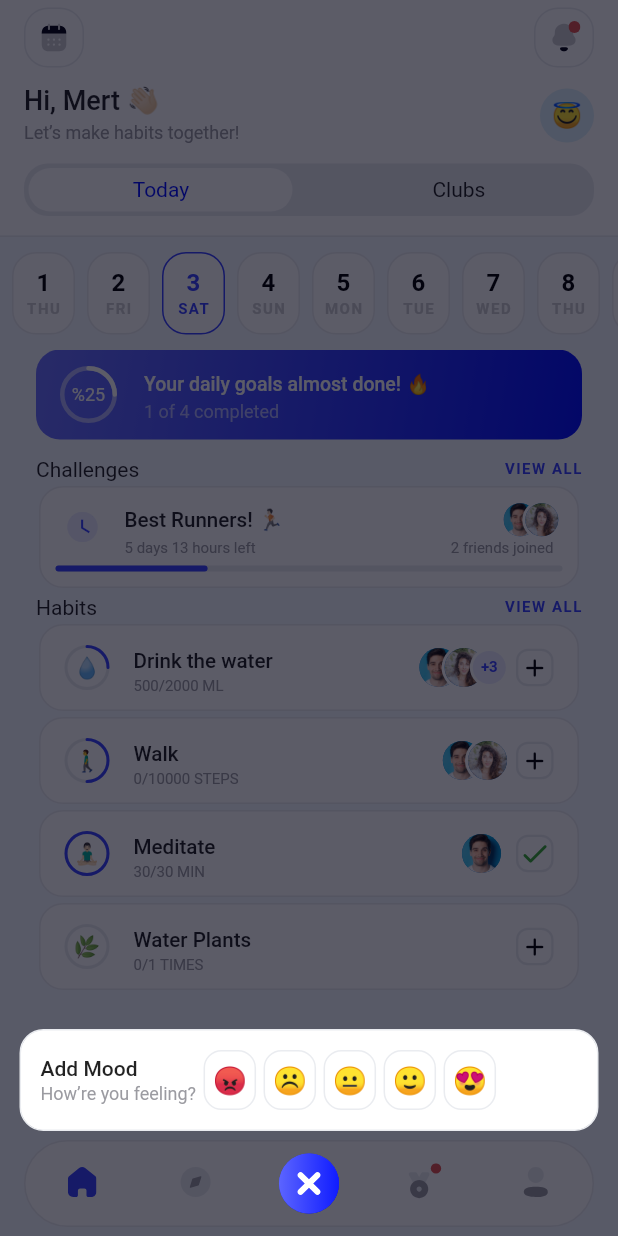
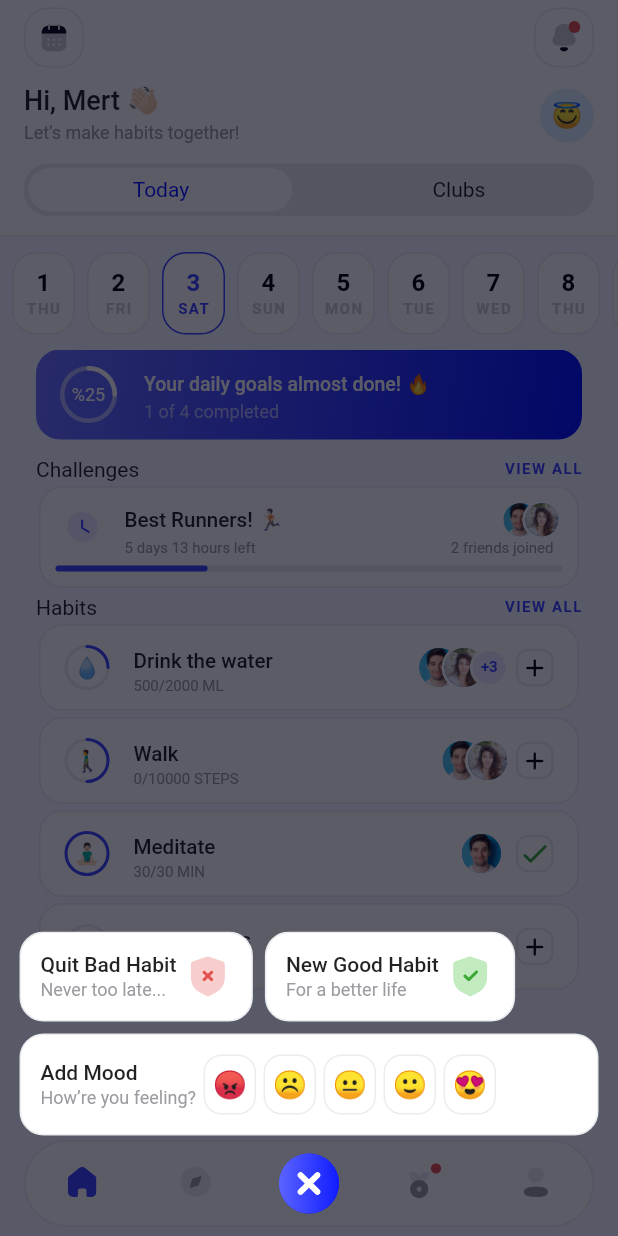
Before and after one commit to sohaib077/UI, a Flutter app: the screen it shows after launch, item 3 of the bottom bar chosen, on a phone screen of 412 x 824 dp. Run offline on Flutter 3.47's test engine with Material 2 defaults, Android fonts, the phone set to English and light mode, and no system bars; drawn by our look-alikes of flutter_slidable, percent_indicator; our stand-ins replace bloc, carousel_slider, dots_indicator, flutter_bloc, flutter_screenutil, flutter_svg and 1 more; missing offline and left inert: swipe_back_detector.

Commit message:
general bottom sheet is done

```diff
--- a/lib/core/assets_data.dart
+++ b/lib/core/assets_data.dart
@@ -23,4 +23,6 @@ class AssetsData {
   static const showIcon = 'assets/habit tracker images/showIcon.svg';
   static const rightArrowIcon = 'assets/habit tracker images/rightArrowIcon.svg';
   static const closeIcon = 'assets/habit tracker images/closeIcon.svg';
+  static const shieldFailIcon = 'assets/habit tracker images/shieldFailIcon.svg';
+  static const shieldDoneIcon = 'assets/habit tracker images/shieldDoneIcon.svg';
 }
--- a/lib/core/styles.dart
+++ b/lib/core/styles.dart
@@ -44,4 +44,10 @@ abstract class Styles {
     color: kBlue40,
     fontSize: 12,
   );
+  static const TextStyle bottomSheetSubTitle = TextStyle(
+    color: kBlack40,
+    fontSize: 12,
+  );
+  static const TextStyle mediumWeightTextStyle =
+      TextStyle(fontWeight: FontWeight.w500);
 }
--- a/lib/habit tracker/views/home layout/cubits/home_layout_cubit.dart
+++ b/lib/habit tracker/views/home layout/cubits/home_layout_cubit.dart
@@ -17,7 +17,7 @@ class HomeLayoutCubit extends Cubit<HomeLayoutState> {
   List<Widget> pages = const [
     HomeView(),
     DiscoverView(),
-    DiscoverView(),
+    HomeView(),
     AchievementView(),
     ProfileView(),
   ];
--- a/lib/habit tracker/views/home layout/custom_add_floating_action_button.dart
+++ b/lib/habit tracker/views/home layout/custom_add_floating_action_button.dart
@@ -100,6 +100,7 @@ class _CustomAddFloatingActionButtonState
   Future<dynamic> customShowDialog(BuildContext context, double height) {
     return showDialog(
       barrierColor: kBlack100.withOpacity(.65),
+      barrierDismissible: false,
       context: context,
       builder: (context) => Dialog(
         backgroundColor: Colors.transparent,
--- a/lib/habit tracker/views/home layout/custom_bottom_navigation_bar.dart
+++ b/lib/habit tracker/views/home layout/custom_bottom_navigation_bar.dart
@@ -64,7 +64,7 @@ class CustomBottomNavigationBar extends StatelessWidget {
         BottomNavigationBarItem(
           icon: SvgPicture.asset(
             AssetsData.addIcon,
-            height: 20,
+            height: 10,
           ),
           label: '',
         ),
--- a/lib/habit tracker/views/home view/cubits/home_cubit.dart
+++ b/lib/habit tracker/views/home view/cubits/home_cubit.dart
@@ -20,7 +20,15 @@ class HomeCubit extends Cubit<HomeState> {
   }
 
   int goals = 1;
+
   void randomGoals() {
     goals = Random().nextInt(5);
   }
+
+  int emojiIndex = -1;
+
+  void changeEmojiIcon(int index) {
+    emojiIndex = index;
+    emit(ChangeEmojiIndexState());
+  }
 }
--- a/lib/habit tracker/views/home view/cubits/home_state.dart
+++ b/lib/habit tracker/views/home view/cubits/home_state.dart
@@ -5,3 +5,4 @@ abstract class HomeState {}
 
 class HomeInitial extends HomeState {}
 class ChangeDayIndexState extends HomeState {}
+class ChangeEmojiIndexState extends HomeState {}
--- a/lib/habit tracker/views/home view/home view.dart
+++ b/lib/habit tracker/views/home view/home view.dart
@@ -9,12 +9,9 @@ class HomeView extends StatelessWidget {
 
   @override
   Widget build(BuildContext context) {
-    return BlocProvider(
-      create: (context) => HomeCubit(),
-      child: Scaffold(
-        appBar: customEmptyAppBar(),
-        body: const HomeViewBody(),
-      ),
+    return Scaffold(
+      appBar: customEmptyAppBar(),
+      body: const HomeViewBody(),
     );
   }
 }
--- a/lib/habit tracker/views/home view/widgets/bottom_sheet_list_view.dart
+++ b/lib/habit tracker/views/home view/widgets/bottom_sheet_list_view.dart
@@ -1,5 +1,7 @@
 import 'package:flutter/material.dart';
+import 'package:flutter_bloc/flutter_bloc.dart';
 import 'package:ui/core/constants.dart';
+import 'package:ui/habit%20tracker/views/home%20view/cubits/home_cubit.dart';
 
 import '../../../../core/styles.dart';
 
@@ -13,6 +15,8 @@ class BottomSheetListView extends StatelessWidget {
 
   @override
   Widget build(BuildContext context) {
+    return BlocBuilder<HomeCubit, HomeState>(
+      builder: (context, state) {
         return SizedBox(
           width: width * .55,
           height: 40,
@@ -22,15 +26,30 @@ class BottomSheetListView extends StatelessWidget {
             padding: EdgeInsets.zero,
             itemCount: emojis.length,
             itemBuilder: (context, index) {
+              return emojiListViewItem(
+                  index, context, index == HomeCubit.get(context).emojiIndex);
+            },
+          ),
+        );
+      },
+    );
+  }
+
+  Padding emojiListViewItem(int index, BuildContext context, bool selected) {
     return Padding(
       padding: const EdgeInsets.only(right: 5.0),
+      child: GestureDetector(
+        onTap: () {
+          HomeCubit.get(context).changeEmojiIcon(index);
+        },
         child: Container(
             width: 35,
             height: 35,
             decoration: BoxDecoration(
               borderRadius: BorderRadius.circular(kNormRadius),
-                  border: Border.all(width: 1, color: kBlack10),
-                  color: Colors.white,
+              border:
+                  Border.all(width: 1, color: selected ? kBlue100 : kBlack10),
+              color: selected ? kBlue10 : Colors.white,
             ),
             child: Center(
               child: Text(
@@ -38,8 +57,6 @@ class BottomSheetListView extends StatelessWidget {
                 style: Styles.iconTextStyle.copyWith(fontSize: 18),
               ),
             )),
-          );
-        },
       ),
     );
   }
--- a/lib/habit tracker/views/home view/widgets/bottom_sheet_texts1.dart
+++ b/lib/habit tracker/views/home view/widgets/bottom_sheet_texts1.dart
@@ -1,24 +1,29 @@
 import 'package:flutter/material.dart';
 import 'package:ui/core/styles.dart';
 
-class BottomSheetTexts1 extends StatelessWidget {
-  const BottomSheetTexts1({
+class BottomSheetTexts extends StatelessWidget {
+  const BottomSheetTexts({
     super.key,
+    this.title,
+    this.subTitle,
   });
+
+  final String? title;
+  final String? subTitle;
 
   @override
   Widget build(BuildContext context) {
     return Column(
       crossAxisAlignment: CrossAxisAlignment.start,
       children: [
-        const Text(
-          "Add Mood",
-          style: TextStyle(fontWeight: FontWeight.w500),
+        Text(
+          title ?? "Add Mood",
+          style: Styles.mediumWeightTextStyle,
         ),
         const SizedBox(height: 2),
         Text(
-          "How’re you feeling?",
-          style: Styles.subTitleTextStyle.copyWith(fontSize: 12),
+          subTitle ?? "How’re you feeling?",
+          style: Styles.bottomSheetSubTitle,
         ),
       ],
     );
--- a/lib/habit tracker/views/home view/widgets/custom_bottom_sheet.dart
+++ b/lib/habit tracker/views/home view/widgets/custom_bottom_sheet.dart
@@ -1,45 +1,45 @@
 import 'package:flutter/material.dart';
-import 'package:ui/core/constants.dart';
-import 'package:ui/habit tracker/views/home view/widgets/bottom_sheet_list_view.dart';
-import 'package:ui/habit tracker/views/home view/widgets/bottom_sheet_texts1.dart';
+import 'package:ui/core/assets_data.dart';
+import 'package:ui/habit tracker/views/home view/widgets/custom_bottom_sheet_add_mode_row.dart';
 import 'package:ui/habit tracker/views/home view/widgets/custom_bottom_sheet_floating_close_button.dart';
-import 'package:ui/habit%20tracker/views/onboarding%20view/widgets/custom_container.dart';
+import 'package:ui/habit tracker/views/home view/widgets/custom_bottom_sheet_row.dart';
 
 class CustomBottomSheet extends StatelessWidget {
-  const CustomBottomSheet({Key? key, required this.controller, required this.animation}) : super(key: key);
+  const CustomBottomSheet(
+      {Key? key, required this.controller, required this.animation})
+      : super(key: key);
   final AnimationController controller;
   final Animation<double> animation;
+
   @override
   Widget build(BuildContext context) {
-    final double width = MediaQuery.of(context).size.width;
-
     return Padding(
       padding: const EdgeInsets.symmetric(horizontal: 13),
       child: Column(
         mainAxisSize: MainAxisSize.min,
         children: [
-          CustomContainer(
-            margin: 0,
-            padding: const EdgeInsets.only(
-              top: kNormPadding - 3,
-              bottom: kNormPadding - 3,
-              left: kNormPadding - 3,
-            ),
-            child: Column(
-              mainAxisSize: MainAxisSize.min,
-              children: [
-                Row(
-                  crossAxisAlignment: CrossAxisAlignment.center,
-                  children: [
-                    const BottomSheetTexts1(),
-                    const SizedBox(width: 5),
-                    BottomSheetListView(width: width),
-                  ],
-                ),
-              ],
-            ),
+          Row(
+            children: const [
+              CustomBottomSheetRow(
+                title: "Quit Bad Habit",
+                subTitle: "Never too late...",
+                icon: AssetsData.shieldFailIcon,
+              ),
+              SizedBox(width: 8),
+              CustomBottomSheetRow(
+                title: "New Good Habit",
+                subTitle: "For a better life",
+                icon: AssetsData.shieldDoneIcon,
+              ),
+            ],
           ),
-          CustomBottomSheetFloatingCloseButton( controller: controller , animation: animation,),
+          const SizedBox(height: 8),
+          const CustomBottomSheetAddModeRow(),
+          const SizedBox(height: 8),
+          CustomBottomSheetFloatingCloseButton(
+            controller: controller,
+            animation: animation,
+          ),
         ],
       ),
     );
--- /dev/null
+++ b/lib/habit tracker/views/home view/widgets/custom_bottom_sheet_add_mode_row.dart
@@ -0,0 +1,37 @@
+import 'package:flutter/material.dart';
+import 'package:ui/core/constants.dart';
+import 'package:ui/habit tracker/views/home view/widgets/bottom_sheet_list_view.dart';
+import 'package:ui/habit tracker/views/home view/widgets/bottom_sheet_texts1.dart';
+import 'package:ui/habit%20tracker/views/onboarding%20view/widgets/custom_container.dart';
+
+class CustomBottomSheetAddModeRow extends StatelessWidget {
+  const CustomBottomSheetAddModeRow({
+    super.key,
+  });
+
+  @override
+  Widget build(BuildContext context) {
+    final double width = MediaQuery.of(context).size.width;
+    return CustomContainer(
+      margin: 0,
+      padding: const EdgeInsets.only(
+        top: kNormPadding - 3,
+        bottom: kNormPadding - 3,
+        left: kNormPadding - 3,
+      ),
+      child: Column(
+        mainAxisSize: MainAxisSize.min,
+        children: [
+          Row(
+            crossAxisAlignment: CrossAxisAlignment.center,
+            children: [
+              const BottomSheetTexts(),
+              const SizedBox(width: 5),
+              BottomSheetListView(width: width),
+            ],
+          ),
+        ],
+      ),
+    );
+  }
+}
--- a/lib/habit tracker/views/home view/widgets/custom_bottom_sheet_floating_close_button.dart
+++ b/lib/habit tracker/views/home view/widgets/custom_bottom_sheet_floating_close_button.dart
@@ -20,7 +20,7 @@ class CustomBottomSheetFloatingCloseButton extends StatelessWidget {
   @override
   Widget build(BuildContext context) {
     return Padding(
-      padding: const EdgeInsets.symmetric(vertical: kNormPadding - 5),
+      padding: const EdgeInsets.only(bottom: kNormPadding - 5 ),
       child: FloatingActionButton.small(
         hoverElevation: 0,
         backgroundColor: Colors.transparent,
--- /dev/null
+++ b/lib/habit tracker/views/home view/widgets/custom_bottom_sheet_row.dart
@@ -0,0 +1,36 @@
+import 'package:flutter/material.dart';
+import 'package:flutter_svg/flutter_svg.dart';
+import 'package:ui/core/constants.dart';
+import 'package:ui/habit%20tracker/views/home%20view/widgets/bottom_sheet_texts1.dart';
+import 'package:ui/habit%20tracker/views/onboarding%20view/widgets/custom_container.dart';
+
+class CustomBottomSheetRow extends StatelessWidget {
+  const CustomBottomSheetRow({
+    super.key,
+    required this.title,
+    required this.subTitle,
+    required this.icon,
+  });
+
+  final String title;
+  final String subTitle;
+  final String icon;
+
+  @override
+  Widget build(BuildContext context) {
+    return CustomContainer(
+      margin: 0,
+      padding: const EdgeInsets.all(kNormPadding - 3),
+      child: Row(
+        children: [
+          BottomSheetTexts(
+            title: title,
+            subTitle: subTitle,
+          ),
+          const SizedBox(width: 5),
+          SvgPicture.asset(icon)
+        ],
+      ),
+    );
+  }
+}
--- a/lib/main.dart
+++ b/lib/main.dart
@@ -1,8 +1,10 @@
 import 'package:bloc/bloc.dart';
 import 'package:flutter/material.dart';
 import 'package:flutter/services.dart';
+import 'package:flutter_bloc/flutter_bloc.dart';
 import 'package:flutter_screenutil/flutter_screenutil.dart';
 import 'package:ui/habit%20tracker/views/home%20layout/home%20layout%20view.dart';
+import 'package:ui/habit%20tracker/views/home%20view/cubits/home_cubit.dart';
 import 'package:ui/habit%20tracker/views/splash%20view/splash%20view.dart';
 
 import 'core/bloc_observer.dart';
@@ -25,7 +27,11 @@ class MyApp extends StatelessWidget {
       minTextAdapt: true,
       splitScreenMode: true,
       builder: (context, child) {
-        return MaterialApp(
+        return MultiBlocProvider(
+          providers: [
+            BlocProvider(create: (context) => HomeCubit()),
+          ],
+          child: MaterialApp(
             debugShowCheckedModeBanner: false,
             theme: ThemeData(
                 scaffoldBackgroundColor: kBackground1,
@@ -33,10 +39,10 @@ class MyApp extends StatelessWidget {
                     backgroundColor: Colors.white,
                     systemOverlayStyle: SystemUiOverlayStyle(
                         statusBarColor: Colors.transparent,
-                    statusBarIconBrightness: Brightness.dark
-                  ))),
+                        statusBarIconBrightness: Brightness.dark))),
             // home: const SplashView(),
             home: const HomeLayoutView(),
+          ),
         );
       },
     );
```
Also changed, not shown: assets/MyFlutterApp.ttf (deleted), assets/habit tracker images/shieldDoneIcon.svg (added), assets/habit tracker images/shieldFailIcon.svg (added). Lines whose indentation alone changed are shown as unchanged.
